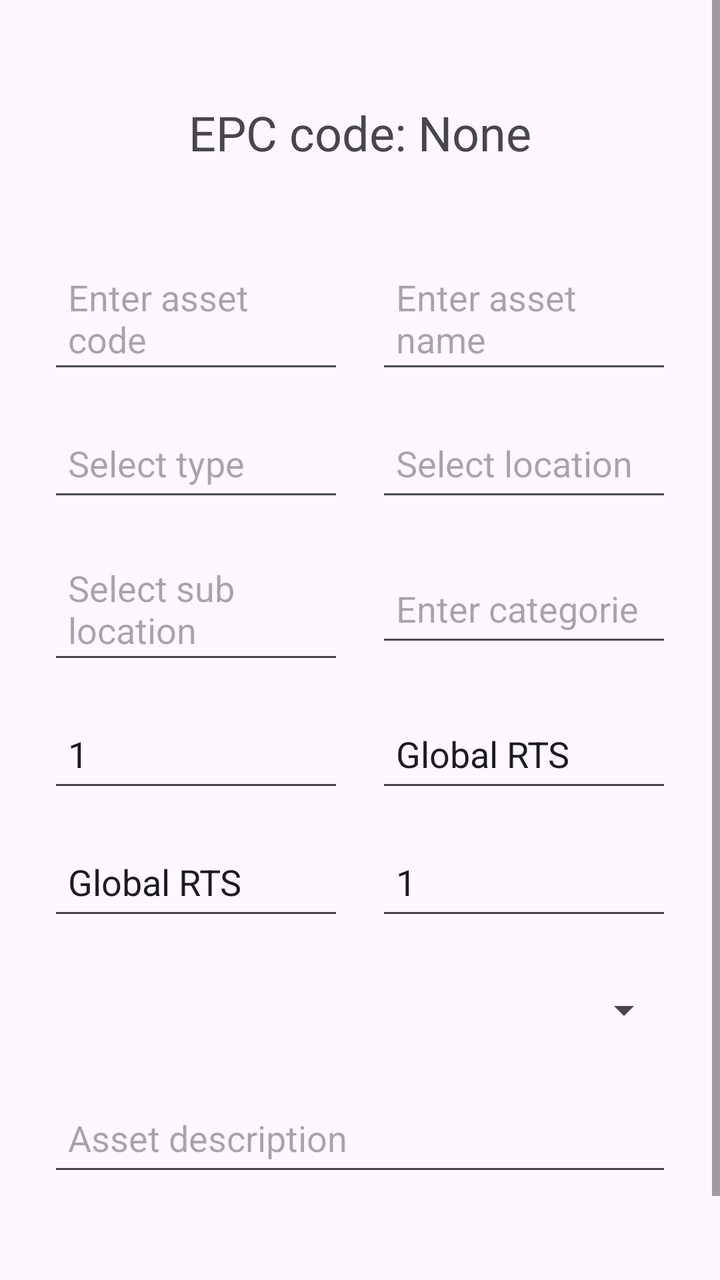
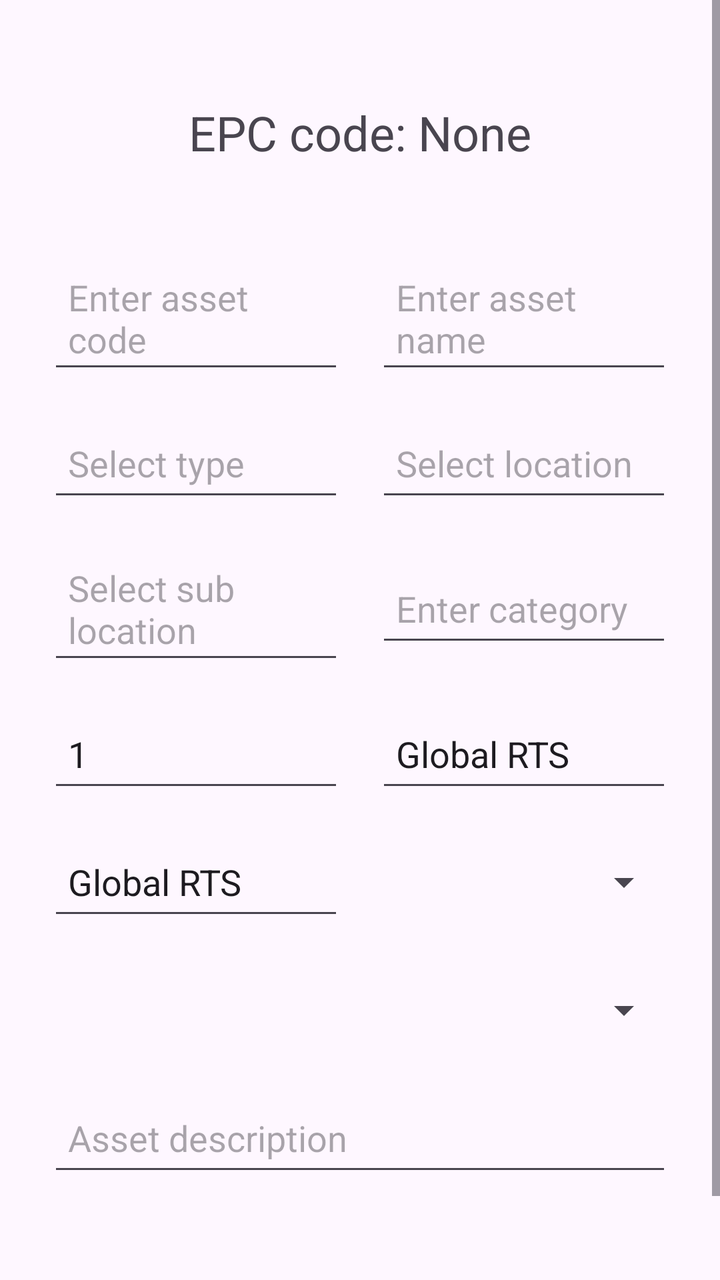

Two renders of the same Android screen: before a commit and after it. Below are the layout's source before the change and the commit's diff.
<!-- AndroidManifest.xml: application theme Theme.RFIDLaundryAsset -->
<!-- res/layout/activity_add_asset.xml -->
<ScrollView
    xmlns:android="http://schemas.android.com/apk/res/android"
    android:layout_width="match_parent"
    android:layout_height="match_parent"
    xmlns:app="http://schemas.android.com/apk/res-auto"
    xmlns:tools="http://schemas.android.com/tools">

    <RelativeLayout
        android:layout_width="match_parent"
        android:layout_height="wrap_content">

        <TextView
            android:id="@+id/epcTextView"
            android:layout_width="wrap_content"
            android:layout_height="wrap_content"
            android:text="EPC code: None"
            android:textSize="24sp"
            android:layout_marginTop="50dp"
            android:layout_centerHorizontal="true"
            android:gravity="center" />

        <GridLayout
            android:id="@+id/inputGridLayout"
            android:layout_width="match_parent"
            android:layout_height="wrap_content"
            android:layout_below="@id/epcTextView"
            android:layout_marginTop="20dp"
            android:columnCount="2"
            android:padding="16dp"
            android:layout_centerHorizontal="true">

            <EditText
                android:id="@+id/assetCodeText"
                android:layout_width="0dp"
                android:layout_height="wrap_content"
                android:layout_columnSpan="1"
                android:layout_columnWeight="1"
                android:hint="Enter asset code"
                android:layout_margin="8dp"
                android:minHeight="48dp"
                android:padding="10dp"
                android:textSize="18sp" />

            <EditText
                android:id="@+id/assetNameText"
                android:layout_width="0dp"
                android:layout_height="wrap_content"
                android:layout_columnSpan="1"
                android:layout_columnWeight="1"
                android:hint="Enter asset name"
                android:layout_margin="8dp"
                android:minHeight="48dp"
                android:padding="10dp"
                android:textSize="18sp" />

            <AutoCompleteTextView
                android:id="@+id/assetTypeAutoCompleteTextView"
                android:layout_width="0dp"
                android:layout_height="wrap_content"
                android:layout_columnSpan="1"
                android:layout_columnWeight="1"
                android:hint="Select type"
                android:layout_margin="8dp"
                android:minHeight="48dp"
                android:padding="10dp" />

            <AutoCompleteTextView
                android:id="@+id/assetLocationAutoCompleteTextView"
                android:layout_width="0dp"
                android:layout_height="wrap_content"
                android:layout_columnSpan="1"
                android:layout_columnWeight="1"
                android:hint="Select location"
                android:layout_margin="8dp"
                android:minHeight="48dp"
                android:padding="10dp" />

            <AutoCompleteTextView
                android:id="@+id/assetSubLocationAutoCompleteTextView"
                android:layout_width="0dp"
                android:layout_height="wrap_content"
                android:layout_columnSpan="1"
                android:layout_columnWeight="1"
                android:hint="Select sub location"
                android:layout_margin="8dp"
                android:minHeight="48dp"
                android:padding="10dp" />

            <EditText
                android:id="@+id/assetCategoriesText"
                android:layout_width="0dp"
                android:layout_height="wrap_content"
                android:layout_columnSpan="1"
                android:layout_columnWeight="1"
                android:hint="Enter categorie"
                android:layout_margin="8dp"
                android:minHeight="48dp"
                android:padding="10dp"
                android:textSize="18sp" />

            <EditText
                android:id="@+id/assetQuantityText"
                android:layout_width="0dp"
                android:layout_height="wrap_content"
                android:layout_columnSpan="1"
                android:layout_columnWeight="1"
                android:hint="Asset quantity"
                android:layout_margin="8dp"
                android:minHeight="48dp"
                android:padding="10dp"
                android:textSize="18sp"
                android:inputType="number"
                android:text="1" />

            <EditText
                android:id="@+id/assetMrahText"
                android:layout_width="0dp"
                android:layout_height="wrap_content"
                android:layout_columnSpan="1"
                android:layout_columnWeight="1"
                android:hint="Enter MRAH"
                android:layout_margin="8dp"
                android:minHeight="48dp"
                android:padding="10dp"
                android:textSize="18sp"
                android:text="Global RTS"/>

            <EditText
                android:id="@+id/assetOwnerText"
                android:layout_width="0dp"
                android:layout_height="wrap_content"
                android:layout_columnSpan="1"
                android:layout_columnWeight="1"
                android:hint="Enter MRAH"
                android:layout_margin="8dp"
                android:minHeight="48dp"
                android:padding="10dp"
                android:textSize="18sp"
                android:text="Global RTS"/>

            <EditText
                android:id="@+id/assetStatusText"
                android:layout_width="0dp"
                android:layout_height="wrap_content"
                android:layout_columnSpan="1"
                android:layout_columnWeight="1"
                android:hint="Asset status"
                android:layout_margin="8dp"
                android:minHeight="48dp"
                android:padding="10dp"
                android:textSize="18sp"
                android:inputType="number"
                android:text="1" />

            <Spinner
                android:id="@+id/assetExpandableText"
                android:layout_width="0dp"
                android:layout_height="wrap_content"
                android:layout_columnSpan="2"
                android:layout_columnWeight="2"
                android:hint="Asset expandable"
                android:layout_margin="8dp"
                android:minHeight="48dp"
                android:padding="10dp"
                android:textSize="18sp"/>

            <EditText
                android:id="@+id/assetDescriptionText"
                android:layout_width="0dp"
                android:layout_height="wrap_content"
                android:layout_columnSpan="2"
                android:layout_columnWeight="2"
                android:hint="Asset description"
                android:layout_margin="8dp"
                android:minHeight="48dp"
                android:padding="10dp"
                android:textSize="18sp" />

        </GridLayout>

        <Button
            android:id="@+id/addButton"
            android:layout_width="wrap_content"
            android:layout_height="wrap_content"
            android:text="Add asset"
            android:layout_below="@id/inputGridLayout"
            android:layout_marginTop="20dp"
            android:layout_centerHorizontal="true"
            android:textColor="@android:color/white"
            android:backgroundTint="@android:color/holo_green_dark" />

    </RelativeLayout>
</ScrollView>
<!-- resources referenced by this layout -->
<resources>
  <style name="Theme.RFIDLaundryAsset" parent="Base.Theme.RFIDLaundryAsset" />
  <style name="Base.Theme.RFIDLaundryAsset" parent="Theme.Material3.DayNight.NoActionBar">
          
          
      </style>
</resources>

<!-- the commit's change to res/layout/activity_add_asset.xml (unified diff, before → after) -->
@@ -92,7 +92,7 @@
                 android:layout_height="wrap_content"
                 android:layout_columnSpan="1"
                 android:layout_columnWeight="1"
-                android:hint="Enter categorie"
+                android:hint="Enter category"
                 android:layout_margin="8dp"
                 android:minHeight="48dp"
                 android:padding="10dp"
@@ -138,7 +138,7 @@
                 android:textSize="18sp"
                 android:text="Global RTS"/>
 
-            <EditText
+            <Spinner
                 android:id="@+id/assetStatusText"
                 android:layout_width="0dp"
                 android:layout_height="wrap_content"
@@ -148,9 +148,7 @@
                 android:layout_margin="8dp"
                 android:minHeight="48dp"
                 android:padding="10dp"
-                android:textSize="18sp"
-                android:inputType="number"
-                android:text="1" />
+                android:textSize="18sp" />
 
             <Spinner
                 android:id="@+id/assetExpandableText"
